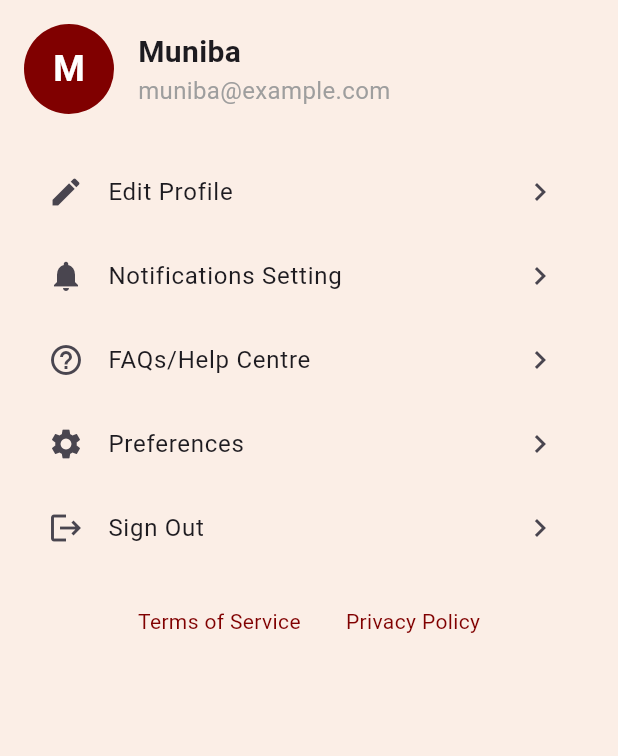
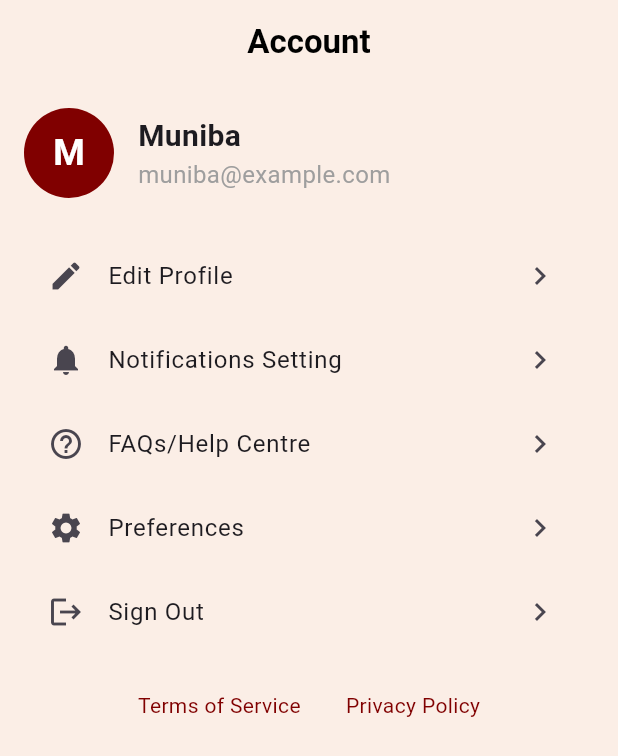
Before and after one commit to Munibafarooq-574/Aurado_2025, a Flutter app: the AccountScreen screen opened directly, on a phone screen of 412 x 824 dp. Shown: the top 756 px of the screen. Run offline on Flutter 3.47's test engine with Material 3 defaults, Android fonts, the phone set to English and light mode, and no system bars; our stand-ins replace animated_text_kit, flutter_local_notifications, image_picker, permission_handler, shared_preferences, syncfusion_flutter_charts and 1 more; accounts and stored records are empty.

Commit message:
Initial commit

```diff
--- a/aurado_2025/lib/screens/account_screen.dart
+++ b/aurado_2025/lib/screens/account_screen.dart
@@ -1,5 +1,7 @@
 import 'package:flutter/material.dart';
 import 'package:provider/provider.dart';
+import '../constants/ color_utils.dart';
+import '../providers/preferences_provider.dart';
 import '../providers/user_provider.dart';
 import ' edit_profile_screen.dart';
 import 'terms_of_services_screen.dart';
@@ -7,6 +9,7 @@ import 'privacy_policy_screen.dart';
 import 'signout_screen.dart';
 import 'FAQs_screen.dart';
 import 'preference_screen.dart';
+
 class AccountScreen extends StatelessWidget {
   const AccountScreen({super.key});
 
@@ -21,9 +24,24 @@ class AccountScreen extends StatelessWidget {
   @override
   Widget build(BuildContext context) {
     final user = Provider.of<UserProvider>(context).user;
-
+    final prefs = Provider.of<PreferencesProvider>(context);
     return Scaffold(
-      body: Padding(
+      appBar: AppBar(
+        title: const Text(
+          'Account',
+          style: TextStyle(
+            fontWeight: FontWeight.bold,
+            fontSize: 22,
+            color: Colors.black,
+          ),
+        ),
+        backgroundColor: fromHex(prefs.themeColor),
+        elevation: 0,
+        centerTitle: true,
+        iconTheme: const IconThemeData(color: Colors.black),
+      ),
+      body: SafeArea(
+        child: Padding(
           padding: const EdgeInsets.all(16.0),
           child: Column(
             crossAxisAlignment: CrossAxisAlignment.start,
@@ -48,7 +66,6 @@ class AccountScreen extends StatelessWidget {
                     )
                         : null,
                   ),
-
                   const SizedBox(width: 16),
                   Column(
                     crossAxisAlignment: CrossAxisAlignment.start,
@@ -160,6 +177,7 @@ class AccountScreen extends StatelessWidget {
             ],
           ),
         ),
+      ),
     );
   }
 }
--- a/aurado_2025/lib/screens/home_screen.dart
+++ b/aurado_2025/lib/screens/home_screen.dart
@@ -449,6 +449,7 @@ class _HomeScreenState extends State<HomeScreen> {
         backgroundColor: Colors.transparent,
         elevation: 0,
         centerTitle: true,
+        automaticallyImplyLeading: false,
       ),
       body: [
         _buildDashboard(context, user), // Pass username to dashboard
--- a/aurado_2025/lib/screens/preference_screen.dart
+++ b/aurado_2025/lib/screens/preference_screen.dart
@@ -213,11 +213,10 @@ class PreferenceScreen extends StatelessWidget {
           TextButton(
             onPressed: () {
               Navigator.pop(context); // Close success dialog
-              Navigator.push(
+              Navigator.pushReplacement(
                 context,
                 MaterialPageRoute(builder: (_) => const AccountScreen()),
               );
-
             },
             child: const Text('OK'),
           ),
```
Also changed, not shown: aurado_2025/lib/main.dart (+7 -1 lines), aurado_2025/lib/screens/forget_password1.dart (+12 -1 lines), aurado_2025/lib/screens/get_started.dart (+14 -2 lines), aurado_2025/lib/screens/login_screen.dart (+15 -4 lines), aurado_2025/lib/screens/newpassword_screen.dart (+25 -5 lines), aurado_2025/lib/screens/otp_screen.dart (+15 -1 lines), aurado_2025/lib/screens/screen_1.dart (+17 -4 lines), aurado_2025/lib/screens/signup_screen.dart (+19 -1 lines), aurado_2025/lib/screens/splash_screen.dart (+7 -2 lines), aurado_2025/lib/screens/successfulNewPass_screen.dart (+13 -1 lines), aurado_2025/assets/logo.png. Lines whose indentation alone changed are shown as unchanged.
